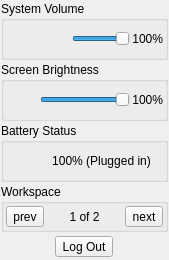
fsmos/lumina-debian, file lumina-desktop/panel-plugins/systemdashboard/SysMenuQuick.ui: the form before one commit.
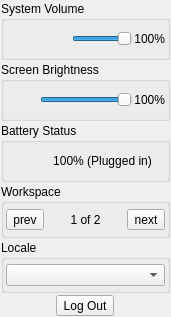
The form after the commit.

```diff
--- a/lumina-desktop/panel-plugins/systemdashboard/SysMenuQuick.ui
+++ b/lumina-desktop/panel-plugins/systemdashboard/SysMenuQuick.ui
@@ -6,8 +6,8 @@
    <rect>
     <x>0</x>
     <y>0</y>
-    <width>169</width>
-    <height>240</height>
+    <width>171</width>
+    <height>317</height>
    </rect>
   </property>
   <property name="windowTitle">
@@ -336,29 +336,34 @@
     </widget>
    </item>
    <item>
-    <widget class="QGroupBox" name="groupBox">
-     <property name="styleSheet">
-      <string notr="true">QGroupBox{ border: none; }</string>
-     </property>
+    <widget class="QGroupBox" name="group_locale">
      <property name="title">
-      <string/>
+      <string>Locale</string>
      </property>
-     <property name="flat">
-      <bool>true</bool>
-     </property>
-     <layout class="QHBoxLayout" name="horizontalLayout_5">
+     <layout class="QVBoxLayout" name="verticalLayout_2">
+      <property name="spacing">
+       <number>2</number>
+      </property>
       <property name="leftMargin">
-       <number>1</number>
+       <number>2</number>
       </property>
       <property name="topMargin">
        <number>2</number>
       </property>
       <property name="rightMargin">
-       <number>1</number>
+       <number>2</number>
       </property>
       <property name="bottomMargin">
        <number>2</number>
       </property>
+      <item>
+       <widget class="QComboBox" name="combo_locale"/>
+      </item>
+     </layout>
+    </widget>
+   </item>
+   <item>
+    <layout class="QHBoxLayout" name="horizontalLayout_6">
       <item>
        <widget class="QToolButton" name="tool_logout">
         <property name="font">
@@ -384,7 +389,6 @@
        </widget>
       </item>
      </layout>
-    </widget>
    </item>
   </layout>
  </widget>
```
Lines whose indentation alone changed are shown as unchanged.
